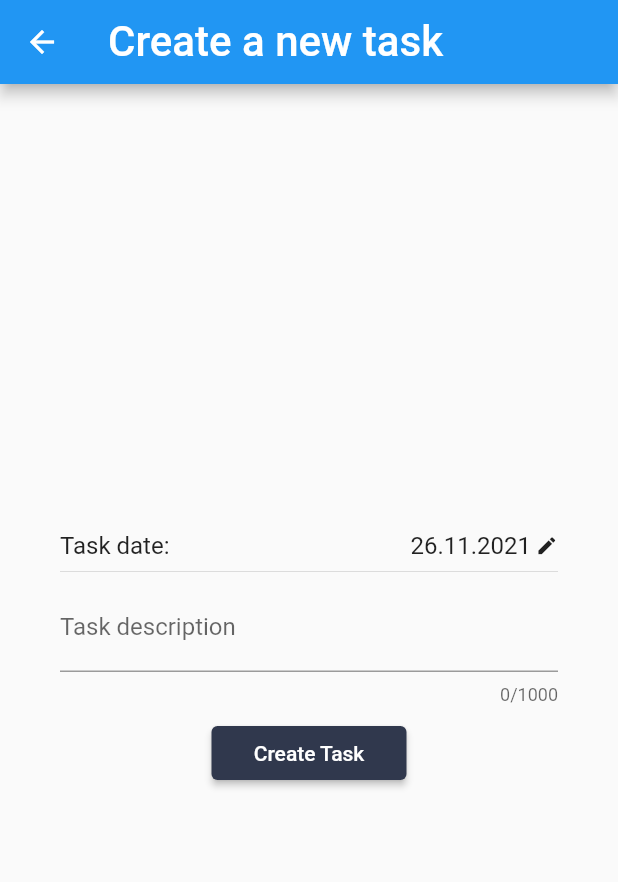
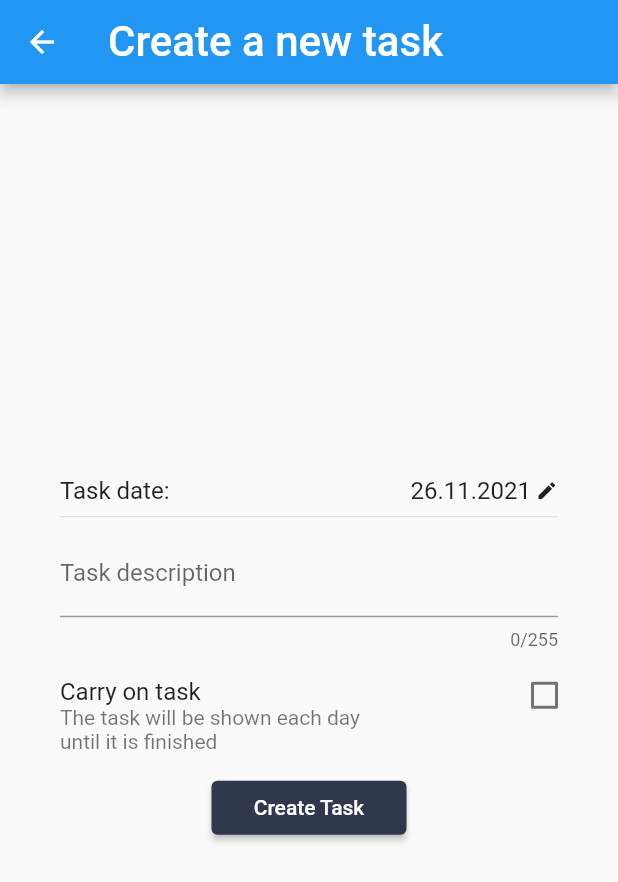
Before and after one commit to raLaaaa/gorala-client, a Flutter app: the CreateTaskView screen opened directly, on a phone screen of 412 x 824 dp. Shown: the top 882 px of the screen. Run offline on Flutter 3.47's test engine with Material 2 defaults, Android fonts, the phone set to English and light mode, and no system bars; our stand-ins replace equatable, flutter_bloc, flutter_dotenv, shared_preferences; accounts and stored records are empty; statements that could not run were skipped.

Commit message:
added on generate route as well as finished carry on choice for editing and adding tasks

```diff
--- a/lib/constants.dart
+++ b/lib/constants.dart
@@ -8,4 +8,4 @@ const kTextColor = Color(0xFF4D5875);
 const kDefaultPadding = 20.0;
 const kDefaultPrimaryButtonWidth = 130.0;
 
-const maxLengthOfTaskDescriptions = 1000;
+const maxLengthOfTaskDescriptions = 255;
--- a/lib/models/task.dart
+++ b/lib/models/task.dart
@@ -2,17 +2,19 @@ import 'package:equatable/equatable.dart';
 import 'package:intl/intl.dart';
 
 class Task extends Equatable {
-  const Task(this.id, this.description, this.isFinished, this.executionDate);
+  const Task(this.id, this.description, this.isFinished, this.isCarryOnTask, this.executionDate, this.createdAt);
 
   final String id;
   final String description;
   final bool isFinished;
+  final bool isCarryOnTask;
   final DateTime executionDate;
+  final DateTime createdAt;
 
   @override
-  List<Object> get props => [id, description, isFinished, executionDate];
+  List<Object> get props => [id, description, isFinished, isCarryOnTask, executionDate, createdAt];
 
-  String getDateFormatted() {
+  String getExecutionDateFormatted() {
     DateFormat _dateFormat = DateFormat('dd.MM.yyyy');
     return _dateFormat.format(executionDate);
   }
--- a/lib/screens/main/components/list_of_tasks.dart
+++ b/lib/screens/main/components/list_of_tasks.dart
@@ -188,7 +188,7 @@ class _ListOfTasksState extends State<ListOfTasks> with TickerProviderStateMixin
 
   void _finishTask(index) {
     var localTask = widget.openTasks[index];
-    Task editedTask = Task(localTask.id, localTask.description, true, localTask.executionDate);
+    Task editedTask = Task(localTask.id, localTask.description, true, localTask.isCarryOnTask, localTask.executionDate, localTask.createdAt);
 
     setState(() {
       widget.finishedTasks.add(editedTask);
@@ -201,7 +201,7 @@ class _ListOfTasksState extends State<ListOfTasks> with TickerProviderStateMixin
 
   void _openTask(index) {
     var localTask = widget.finishedTasks[index];
-    Task editedTask = Task(localTask.id, localTask.description, false, localTask.executionDate);
+    Task editedTask = Task(localTask.id, localTask.description, false, localTask.isCarryOnTask, localTask.executionDate, localTask.createdAt);
 
     setState(() {
       widget.openTasks.add(editedTask);
--- a/lib/screens/main/components/task_card.dart
+++ b/lib/screens/main/components/task_card.dart
@@ -94,6 +94,7 @@ class _TaskCardState extends State<TaskCard> with TickerProviderStateMixin {
                           ),
                         ),
                       ),
+                      Text(widget.task.isCarryOnTask.toString())
                     ],
                   ),
                 ),
--- a/lib/screens/main/main_screen.dart
+++ b/lib/screens/main/main_screen.dart
@@ -19,8 +19,11 @@ class MainScreenArguments {
 }
 
 class MainScreen extends StatefulWidget {
+  final MainScreenArguments args;
+
   const MainScreen({
     Key key,
+    this.args,
   }) : super(key: key);
 
   @override
@@ -260,7 +263,7 @@ class _MainScreenState extends State<MainScreen> {
   }
 
   void _checkIfAutoNavigate(context) {
-    var args = ModalRoute.of(context).settings.arguments as MainScreenArguments;
+    var args = widget.args;
     if (args != null && args.initalDate != null && !_hasBeenNavigatedByArgs) {
       DateTime nowFull = DateTime.now().toUtc();
       DateTime now = DateTime(nowFull.year, nowFull.month, nowFull.day, 0, 0, 0, 0);
--- a/lib/screens/tasks/create_task_view.dart
+++ b/lib/screens/tasks/create_task_view.dart
@@ -17,9 +17,11 @@ class CreateTaskArguments {
 
 class CreateTaskView extends StatefulWidget {
   final String errorMessage;
+  final CreateTaskArguments args;
 
   const CreateTaskView({
     Key key,
+    this.args,
     this.errorMessage,
   }) : super(key: key);
 
@@ -33,20 +35,10 @@ class _CreateTaskViewState extends State<CreateTaskView> {
   DateTime _initialDate = DateTime.now();
   DateTime _selectedDate;
   String _taskDescription = '';
+  bool _isCarryOn = false;
 
   @override
   Widget build(BuildContext context) {
-    final args = ModalRoute.of(context).settings.arguments as CreateTaskArguments;
-
-    if(args != null) {
-      _initialDate = args.initialDate;
-    }
-    else{
-      _initialDate = DateTime.now();
-    }
-
-
-
     return Scaffold(
       appBar: AppBar(
         title: Text('Create a new task', style: TextStyle(fontSize: 28)),
@@ -58,6 +50,8 @@ class _CreateTaskViewState extends State<CreateTaskView> {
   @override
   void initState() {
     super.initState();
+    _initialDate = widget.args.initialDate;
+
   }
 
   Widget _CreateTaskForm(BuildContext context) {
@@ -71,12 +65,12 @@ class _CreateTaskViewState extends State<CreateTaskView> {
             child: Padding(
               padding: EdgeInsets.symmetric(horizontal: 40),
               child: Column(
-                mainAxisAlignment: MainAxisAlignment.center,
                 children: [
                   _selectTaskDate(context),
                   Divider(),
                   _buildTaskDescription(context),
-                  _CreateTaskButton(context),
+                  _createCarryOnCheck(context),
+                  _createTaskButton(context)
                 ],
               ),
             ),
@@ -122,7 +116,7 @@ class _CreateTaskViewState extends State<CreateTaskView> {
           return 'Please enter some text';
         }
 
-        if(value.length >= 9000){
+        if (value.length >= 9000) {
           return 'A lot to do, huh? Maybe a little less would help..';
         }
 
@@ -138,9 +132,46 @@ class _CreateTaskViewState extends State<CreateTaskView> {
     );
   }
 
-  Widget _CreateTaskButton(BuildContext context) {
+  Widget _createCarryOnCheck(BuildContext context) {
     return Padding(
-      padding: const EdgeInsets.only(top: 8),
+      padding: const EdgeInsets.only(top: 18),
+      child: Row(
+        mainAxisAlignment: MainAxisAlignment.spaceBetween,
+        crossAxisAlignment: CrossAxisAlignment.start,
+        children: [
+          Column(
+            crossAxisAlignment: CrossAxisAlignment.start,
+            children: [
+              Text(
+                'Carry on task',
+                style: TextStyle(fontSize: 16),
+              ),
+              Text(
+                'The task will be shown each day\nuntil it is finished',
+                style: TextStyle(fontSize: 14, color: Colors.black54),
+              ),
+            ],
+          ),
+          SizedBox(
+            width: 18,
+            height: 24,
+            child: Checkbox(
+              value: _isCarryOn,
+              onChanged: (bool value) {
+                setState(() {
+                  _isCarryOn = value;
+                });
+              },
+            ),
+          ),
+        ],
+      ),
+    );
+  }
+
+  Widget _createTaskButton(BuildContext context) {
+    return Padding(
+      padding: const EdgeInsets.only(top: 12),
       child: Column(
         children: [
           widget.errorMessage != null
@@ -191,7 +222,7 @@ class _CreateTaskViewState extends State<CreateTaskView> {
     if (_formKey.currentState.validate()) {
       DateTime date = _selectedDate ?? _initialDate;
 
-      Task toCreate = Task("", _taskDescription, false, date);
+      Task toCreate = Task("", _taskDescription, false, _isCarryOn, date, DateTime.now());
 
       final taskCubit = BlocProvider.of<TaskCubit>(context);
       taskCubit.createTask(toCreate);
```
Also changed, not shown: lib/bloc/cubits/auth_cubit.dart (+11 -4 lines), lib/bloc/repositories/task_repository.dart (+20 -25 lines), lib/main.dart (+37 -19 lines), lib/screens/tasks/edit_task_view.dart (+58 -13 lines).
